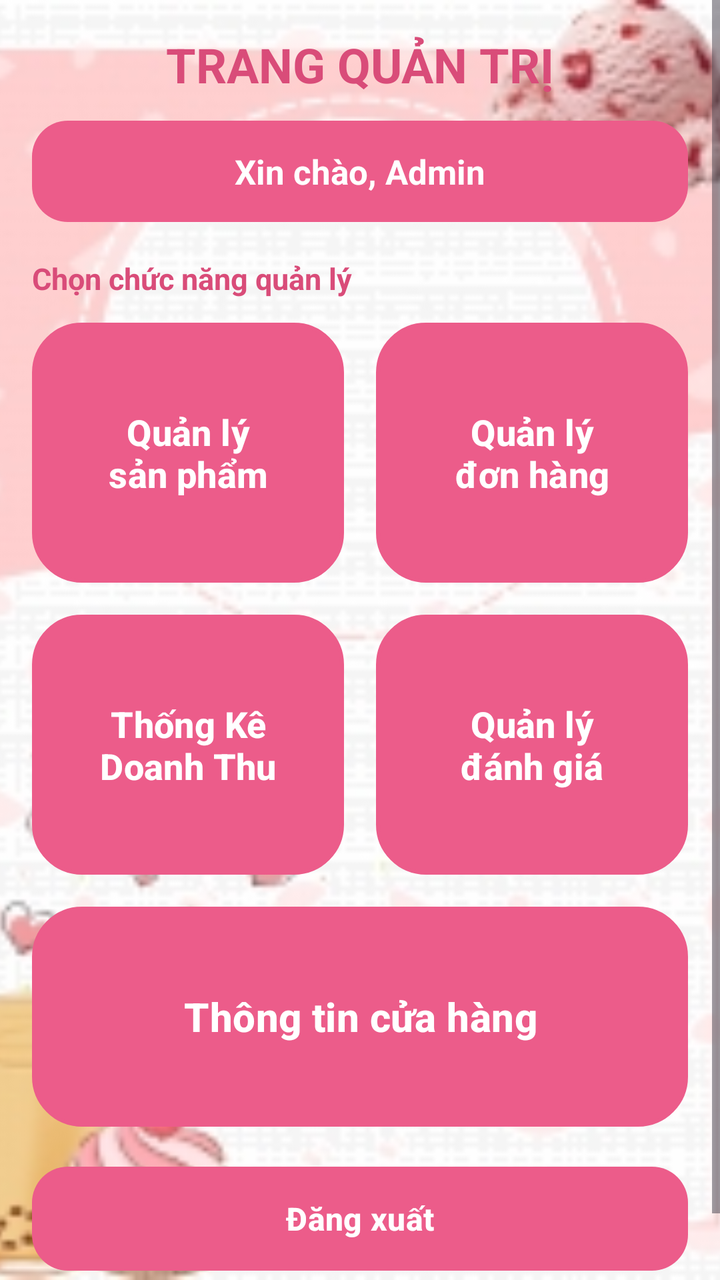
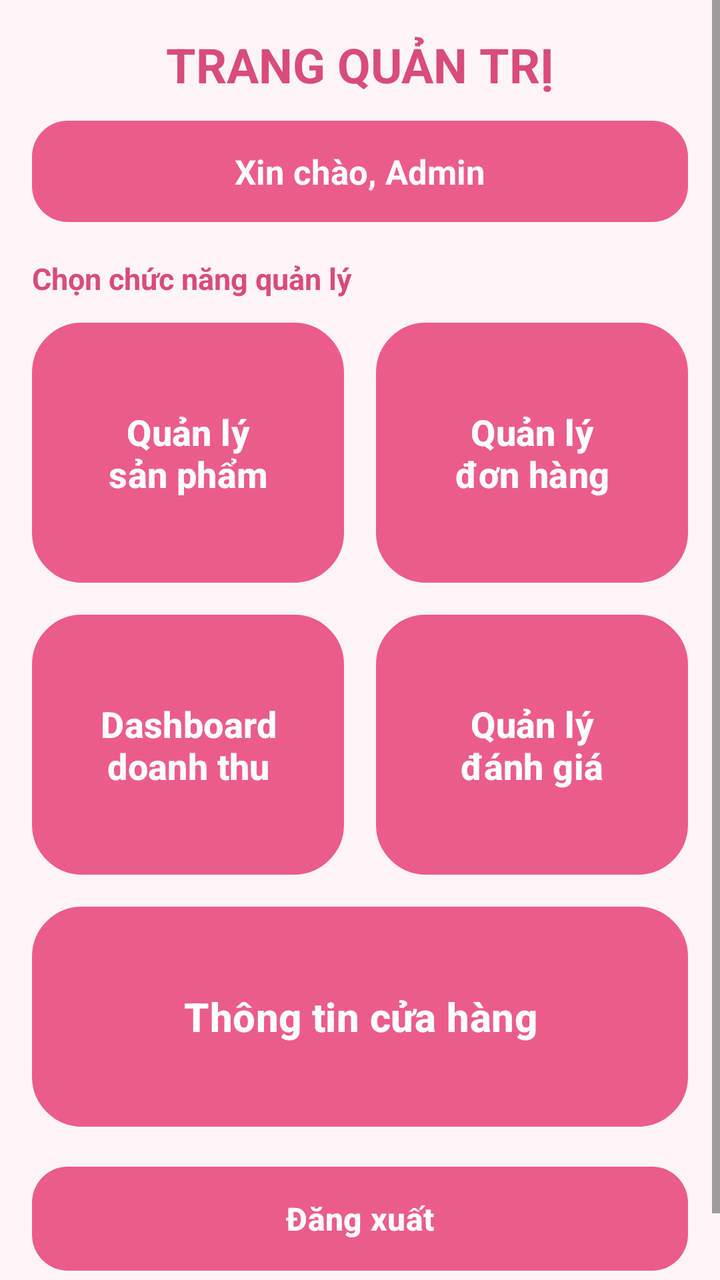

An Android layout rendered at two revisions. The XML below is the earlier revision; the diff shows what the commit changed to produce the second picture.
<!-- AndroidManifest.xml: application theme Theme.MyApplication -->
<!-- res/layout/activity_admin.xml -->
<?xml version="1.0" encoding="utf-8"?>
<FrameLayout xmlns:android="http://schemas.android.com/apk/res/android"
    android:layout_width="match_parent"
    android:layout_height="match_parent">

    
    <ImageView
        android:layout_width="match_parent"
        android:layout_height="match_parent"
        android:scaleType="centerCrop"
        android:src="@drawable/admin_bg" />



    
    <ScrollView
        android:layout_width="match_parent"
        android:layout_height="match_parent">

        <LinearLayout
            android:layout_width="match_parent"
            android:layout_height="wrap_content"
            android:orientation="vertical"
            android:padding="16dp">

            <TextView
                android:layout_width="match_parent"
                android:layout_height="wrap_content"
                android:gravity="center"
                android:text="TRANG QUẢN TRỊ"
                android:textColor="@color/pink_dark"
                android:textSize="24sp"
                android:textStyle="bold" />

            <TextView
                android:id="@+id/tvAdminWelcome"
                android:layout_width="match_parent"
                android:layout_height="wrap_content"
                android:layout_marginTop="12dp"
                android:background="@drawable/bg_button_pink"
                android:backgroundTint="@null"
                android:gravity="center"
                android:padding="14dp"
                android:text="Xin chào, Admin"
                android:textColor="@android:color/white"
                android:textSize="17sp"
                android:textStyle="bold" />

            <TextView
                android:layout_width="match_parent"
                android:layout_height="wrap_content"
                android:layout_marginTop="18dp"
                android:text="Chọn chức năng quản lý"
                android:textColor="@color/pink_dark"
                android:textSize="15sp"
                android:textStyle="bold" />

            <LinearLayout
                android:layout_width="match_parent"
                android:layout_height="wrap_content"
                android:layout_marginTop="12dp"
                android:orientation="horizontal">

                <Button
                    android:id="@+id/btnManageProducts"
                    android:layout_width="0dp"
                    android:layout_height="130dp"
                    android:layout_weight="1"
                    android:layout_marginEnd="8dp"
                    android:background="@drawable/bg_form_rounded"
                    android:backgroundTint="@null"
                    android:gravity="center"
                    android:padding="12dp"
                    android:text="Quản lý&#10;sản phẩm"
                    android:textAllCaps="false"
                    android:textColor="@color/white"
                    android:textSize="18sp"
                    android:textStyle="bold" />

                <Button
                    android:id="@+id/btnManageOrders"
                    android:layout_width="0dp"
                    android:layout_height="130dp"
                    android:layout_weight="1"
                    android:layout_marginStart="8dp"
                    android:background="@drawable/bg_form_rounded"
                    android:backgroundTint="@null"
                    android:gravity="center"
                    android:padding="12dp"
                    android:text="Quản lý&#10;đơn hàng"
                    android:textAllCaps="false"
                    android:textColor="@color/white"
                    android:textSize="18sp"
                    android:textStyle="bold" />
            </LinearLayout>

            <LinearLayout
                android:layout_width="match_parent"
                android:layout_height="wrap_content"
                android:layout_marginTop="16dp"
                android:orientation="horizontal">

                <Button
                    android:id="@+id/btnRevenue"
                    android:layout_width="0dp"
                    android:layout_height="130dp"
                    android:layout_weight="1"
                    android:layout_marginEnd="8dp"
                    android:background="@drawable/bg_form_rounded"
                    android:backgroundTint="@null"
                    android:gravity="center"
                    android:padding="12dp"
                    android:text="Thống Kê&#10;Doanh Thu"
                    android:textAllCaps="false"
                    android:textColor="@color/white"
                    android:textSize="18sp"
                    android:textStyle="bold" />

                <Button
                    android:id="@+id/btnReviews"
                    android:layout_width="0dp"
                    android:layout_height="130dp"
                    android:layout_weight="1"
                    android:layout_marginStart="8dp"
                    android:background="@drawable/bg_form_rounded"
                    android:backgroundTint="@null"
                    android:gravity="center"
                    android:padding="12dp"
                    android:text="Quản lý&#10;đánh giá"
                    android:textAllCaps="false"
                    android:textColor="@color/white"
                    android:textSize="18sp"
                    android:textStyle="bold" />
            </LinearLayout>

            <Button
                android:id="@+id/btnStoreInfo"
                android:layout_width="match_parent"
                android:layout_height="110dp"
                android:layout_marginTop="16dp"
                android:background="@drawable/bg_form_rounded"
                android:backgroundTint="@null"
                android:gravity="center"
                android:padding="12dp"
                android:text="Thông tin cửa hàng"
                android:textAllCaps="false"
                android:textColor="@color/white"
                android:textSize="20sp"
                android:textStyle="bold" />

            <Button
                android:id="@+id/btnLogoutAdmin"
                android:layout_width="match_parent"
                android:layout_height="52dp"
                android:layout_marginTop="20dp"
                android:layout_marginBottom="24dp"
                android:background="@drawable/bg_button_pink"
                android:backgroundTint="@null"
                android:text="Đăng xuất"
                android:textAllCaps="false"
                android:textColor="@android:color/white"
                android:textSize="16sp"
                android:textStyle="bold" />

        </LinearLayout>
    </ScrollView>

</FrameLayout>
<!-- resources referenced by this layout -->
<resources>
  <color name="pink_dark">#D94C79</color>
  <color name="white">#FFFFFF</color>
  <!-- drawable admin_bg: png bitmap (drawable, 38448 bytes) -->
  <!-- drawable bg_button_pink (drawable) -->
  <?xml version="1.0" encoding="utf-8"?>
  <shape xmlns:android="http://schemas.android.com/apk/res/android">
      <solid android:color="@color/pink_main" />
      <corners android:radius="18dp" />
  </shape>
  <!-- drawable bg_form_rounded (drawable) -->
  <?xml version="1.0" encoding="utf-8"?>
  <shape xmlns:android="http://schemas.android.com/apk/res/android">
      <solid android:color="@color/white" />
      <corners android:radius="24dp" />
      <stroke
          android:width="2dp"
          android:color="@color/pink_light" />
  </shape>
  <style name="Theme.MyApplication" parent="Base.Theme.MyApplication" />
  <color name="pink_main">#EC5C8A</color>
  <color name="pink_light">#F6C9D8</color>
  <style name="Base.Theme.MyApplication" parent="Theme.Material3.DayNight.NoActionBar">
          <item name="colorPrimary">@color/pink_main</item>
          <item name="colorSecondary">@color/pink_light</item>
          <item name="android:statusBarColor">@color/pink_dark</item>
          <item name="colorSurface">@color/pink_bg</item>
      </style>
  <color name="pink_bg">#FFF5F8</color>
</resources>

<!-- the commit's change to res/layout/activity_admin.xml (unified diff, before → after) -->
@@ -1,88 +1,79 @@
 <?xml version="1.0" encoding="utf-8"?>
-<FrameLayout xmlns:android="http://schemas.android.com/apk/res/android"
+<ScrollView xmlns:android="http://schemas.android.com/apk/res/android"
     android:layout_width="match_parent"
-    android:layout_height="match_parent">
+    android:layout_height="match_parent"
+    android:background="@color/pink_bg">
 
-    
-    <ImageView
+    <LinearLayout
         android:layout_width="match_parent"
-        android:layout_height="match_parent"
-        android:scaleType="centerCrop"
-        android:src="@drawable/admin_bg" />
+        android:layout_height="wrap_content"
+        android:orientation="vertical"
+        android:padding="16dp">
 
+        <TextView
+            android:layout_width="match_parent"
+            android:layout_height="wrap_content"
+            android:gravity="center"
+            android:text="TRANG QUẢN TRỊ"
+            android:textColor="@color/pink_dark"
+            android:textSize="24sp"
+            android:textStyle="bold" />
 
+        <TextView
+            android:id="@+id/tvAdminWelcome"
+            android:layout_width="match_parent"
+            android:layout_height="wrap_content"
+            android:layout_marginTop="12dp"
+            android:background="@drawable/bg_button_pink"
+            android:backgroundTint="@null"
+            android:gravity="center"
+            android:padding="14dp"
+            android:text="Xin chào, Admin"
+            android:textColor="@android:color/white"
+            android:textSize="17sp"
+            android:textStyle="bold" />
 
-    
-    <ScrollView
-        android:layout_width="match_parent"
-        android:layout_height="match_parent">
+        <TextView
+            android:layout_width="match_parent"
+            android:layout_height="wrap_content"
+            android:layout_marginTop="18dp"
+            android:text="Chọn chức năng quản lý"
+            android:textColor="@color/pink_dark"
+            android:textSize="15sp"
+            android:textStyle="bold" />
 
         <LinearLayout
             android:layout_width="match_parent"
             android:layout_height="wrap_content"
-            android:orientation="vertical"
-            android:padding="16dp">
+            android:layout_marginTop="12dp"
+            android:orientation="horizontal">
 
-            <TextView
-                android:layout_width="match_parent"
-                android:layout_height="wrap_content"
+            <Button
+                android:id="@+id/btnManageProducts"
+                android:layout_width="0dp"
+                android:layout_height="130dp"
+                android:layout_weight="1"
+                android:layout_marginEnd="8dp"
+                android:background="@drawable/bg_form_rounded"
+                android:backgroundTint="@null"
                 android:gravity="center"
-                android:text="TRANG QUẢN TRỊ"
-                android:textColor="@color/pink_dark"
-                android:textSize="24sp"
+                android:padding="12dp"
+                android:text="Quản lý&#10;sản phẩm"
+                android:textAllCaps="false"
+                android:textColor="@color/white"
+                android:textSize="18sp"
                 android:textStyle="bold" />
 
-            <TextView
-                android:id="@+id/tvAdminWelcome"
-                android:layout_width="match_parent"
-                android:layout_height="wrap_content"
-                android:layout_marginTop="12dp"
-                android:background="@drawable/bg_button_pink"
-                android:backgroundTint="@null"
-                android:gravity="center"
-                android:padding="14dp"
-                android:text="Xin chào, Admin"
-                android:textColor="@android:color/white"
-                android:textSize="17sp"
-                android:textStyle="bold" />
-
-            <TextView
-                android:layout_width="match_parent"
-                android:layout_height="wrap_content"
-                android:layout_marginTop="18dp"
-                android:text="Chọn chức năng quản lý"
-                android:textColor="@color/pink_dark"
-                android:textSize="15sp"
-                android:textStyle="bold" />
-
-            <LinearLayout
-                android:layout_width="match_parent"
-                android:layout_height="wrap_content"
-                android:layout_marginTop="12dp"
-                android:orientation="horizontal">
-
-                <Button
-                    android:id="@+id/btnManageProducts"
-                    android:layout_width="0dp"
-                    android:layout_height="130dp"
-                    android:layout_weight="1"
-                    android:layout_marginEnd="8dp"
-                    android:background="@drawable/bg_form_rounded"
-                    android:backgroundTint="@null"
-                    android:gravity="center"
-                    android:padding="12dp"
-                    android:text="Quản lý&#10;sản phẩm"
-                    android:textAllCaps="false"
-                    android:textColor="@color/white"
-                    android:textSize="18sp"
-                    android:textStyle="bold" />
+            <FrameLayout
+                android:layout_width="0dp"
+                android:layout_height="130dp"
+                android:layout_weight="1"
+                android:layout_marginStart="8dp">
 
                 <Button
                     android:id="@+id/btnManageOrders"
-                    android:layout_width="0dp"
-                    android:layout_height="130dp"
-                    android:layout_weight="1"
-                    android:layout_marginStart="8dp"
+                    android:layout_width="match_parent"
+                    android:layout_height="match_parent"
                     android:background="@drawable/bg_form_rounded"
                     android:backgroundTint="@null"
                     android:gravity="center"
@@ -92,36 +83,58 @@
                     android:textColor="@color/white"
                     android:textSize="18sp"
                     android:textStyle="bold" />
-            </LinearLayout>
 
-            <LinearLayout
-                android:layout_width="match_parent"
-                android:layout_height="wrap_content"
-                android:layout_marginTop="16dp"
-                android:orientation="horizontal">
+                <TextView
+                    android:id="@+id/tvOrderBadge"
+                    android:layout_width="wrap_content"
+                    android:layout_height="24dp"
+                    android:minWidth="24dp"
+                    android:layout_gravity="top|end"
+                    android:layout_margin="6dp"
+                    android:background="@drawable/bg_badge_red"
+                    android:gravity="center"
+                    android:paddingStart="6dp"
+                    android:paddingEnd="6dp"
+                    android:text="1"
+                    android:textColor="@android:color/white"
+                    android:textSize="11sp"
+                    android:textStyle="bold"
+                    android:visibility="gone" />
+            </FrameLayout>
+        </LinearLayout>
 
-                <Button
-                    android:id="@+id/btnRevenue"
-                    android:layout_width="0dp"
-                    android:layout_height="130dp"
-                    android:layout_weight="1"
-                    android:layout_marginEnd="8dp"
-                    android:background="@drawable/bg_form_rounded"
-                    android:backgroundTint="@null"
-                    android:gravity="center"
-                    android:padding="12dp"
-                    android:text="Thống Kê&#10;Doanh Thu"
-                    android:textAllCaps="false"
-                    android:textColor="@color/white"
-                    android:textSize="18sp"
-                    android:textStyle="bold" />
+        <LinearLayout
+            android:layout_width="match_parent"
+            android:layout_height="wrap_content"
+            android:layout_marginTop="16dp"
+            android:orientation="horizontal">
+
+            <Button
+                android:id="@+id/btnRevenue"
+                android:layout_width="0dp"
+                android:layout_height="130dp"
+                android:layout_weight="1"
+                android:layout_marginEnd="8dp"
+                android:background="@drawable/bg_form_rounded"
+                android:backgroundTint="@null"
+                android:gravity="center"
+                android:padding="12dp"
+                android:text="Dashboard&#10;doanh thu"
+                android:textAllCaps="false"
+                android:textColor="@color/white"
+                android:textSize="18sp"
+                android:textStyle="bold" />
+
+            <FrameLayout
+                android:layout_width="0dp"
+                android:layout_height="130dp"
+                android:layout_weight="1"
+                android:layout_marginStart="8dp">
 
                 <Button
                     android:id="@+id/btnReviews"
-                    android:layout_width="0dp"
-                    android:layout_height="130dp"
-                    android:layout_weight="1"
-                    android:layout_marginStart="8dp"
+                    android:layout_width="match_parent"
+                    android:layout_height="match_parent"
                     android:background="@drawable/bg_form_rounded"
                     android:backgroundTint="@null"
                     android:gravity="center"
@@ -131,38 +144,54 @@
                     android:textColor="@color/white"
                     android:textSize="18sp"
                     android:textStyle="bold" />
-            </LinearLayout>
 
-            <Button
-                android:id="@+id/btnStoreInfo"
-                android:layout_width="match_parent"
-                android:layout_height="110dp"
-                android:layout_marginTop="16dp"
-                android:background="@drawable/bg_form_rounded"
-                android:backgroundTint="@null"
-                android:gravity="center"
-                android:padding="12dp"
-                android:text="Thông tin cửa hàng"
-                android:textAllCaps="false"
-                android:textColor="@color/white"
-                android:textSize="20sp"
-                android:textStyle="bold" />
+                <TextView
+                    android:id="@+id/tvReviewBadge"
+                    android:layout_width="wrap_content"
+                    android:layout_height="24dp"
+                    android:minWidth="24dp"
+                    android:layout_gravity="top|end"
+                    android:layout_margin="6dp"
+                    android:background="@drawable/bg_badge_red"
+                    android:gravity="center"
+                    android:paddingStart="6dp"
+                    android:paddingEnd="6dp"
+                    android:text="1"
+                    android:textColor="@android:color/white"
+                    android:textSize="11sp"
+                    android:textStyle="bold"
+                    android:visibility="gone" />
+            </FrameLayout>
+        </LinearLayout>
 
-            <Button
-                android:id="@+id/btnLogoutAdmin"
-                android:layout_width="match_parent"
-                android:layout_height="52dp"
-                android:layout_marginTop="20dp"
-                android:layout_marginBottom="24dp"
-                android:background="@drawable/bg_button_pink"
-                android:backgroundTint="@null"
-                android:text="Đăng xuất"
-                android:textAllCaps="false"
-                android:textColor="@android:color/white"
-                android:textSize="16sp"
-                android:textStyle="bold" />
+        <Button
+            android:id="@+id/btnStoreInfo"
+            android:layout_width="match_parent"
+            android:layout_height="110dp"
+            android:layout_marginTop="16dp"
+            android:background="@drawable/bg_form_rounded"
+            android:backgroundTint="@null"
+            android:gravity="center"
+            android:padding="12dp"
+            android:text="Thông tin cửa hàng"
+            android:textAllCaps="false"
+            android:textColor="@color/white"
+            android:textSize="20sp"
+            android:textStyle="bold" />
 
-        </LinearLayout>
-    </ScrollView>
+        <Button
+            android:id="@+id/btnLogoutAdmin"
+            android:layout_width="match_parent"
+            android:layout_height="52dp"
+            android:layout_marginTop="20dp"
+            android:layout_marginBottom="24dp"
+            android:background="@drawable/bg_button_pink"
+            android:backgroundTint="@null"
+            android:text="Đăng xuất"
+            android:textAllCaps="false"
+            android:textColor="@android:color/white"
+            android:textSize="16sp"
+            android:textStyle="bold" />
 
-</FrameLayout>
+    </LinearLayout>
+</ScrollView>
<!-- resource entries referenced after the edit -->
@@ -2,7 +2,12 @@
 <resources>
   <color name="pink_dark">#D94C79</color>
   <color name="white">#FFFFFF</color>
-  <!-- drawable admin_bg: png bitmap (drawable, 38448 bytes) -->
+  <!-- drawable bg_badge_red (drawable) -->
+  <?xml version="1.0" encoding="utf-8"?>
+  <shape xmlns:android="http://schemas.android.com/apk/res/android"
+      android:shape="oval">
+      <solid android:color="#D32F2F" />
+  </shape>
   <!-- drawable bg_button_pink (drawable) -->
   <?xml version="1.0" encoding="utf-8"?>
   <shape xmlns:android="http://schemas.android.com/apk/res/android">
